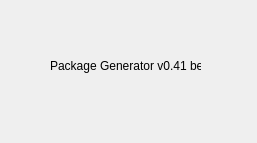
Above: resource/aboutdialog.ui from marcoRitter/PackGen before the change. Below: the same form after it.
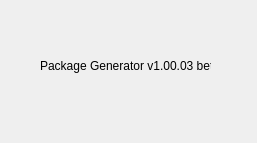
That is the form after the change.

Patch:
```diff
--- a/resource/aboutdialog.ui
+++ b/resource/aboutdialog.ui
@@ -28,9 +28,9 @@
   <widget class="QLabel" name="label">
    <property name="geometry">
     <rect>
-     <x>50</x>
+     <x>40</x>
      <y>50</y>
-     <width>151</width>
+     <width>171</width>
      <height>31</height>
     </rect>
    </property>
@@ -41,7 +41,7 @@
     </sizepolicy>
    </property>
    <property name="text">
-    <string>Package Generator v0.41 beta</string>
+    <string>Package Generator v1.00.03 beta</string>
    </property>
   </widget>
  </widget>
```
